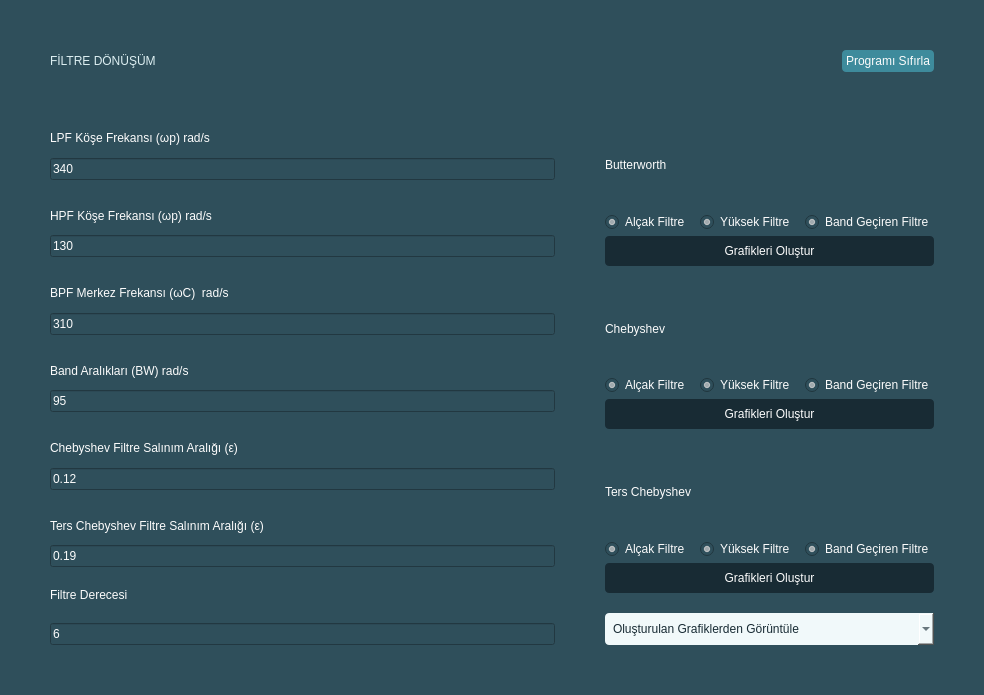
The window that mainwindow.ui (zahidayturan/filter-design-and-transformation) describes before a commit, drawn with Qt 5.
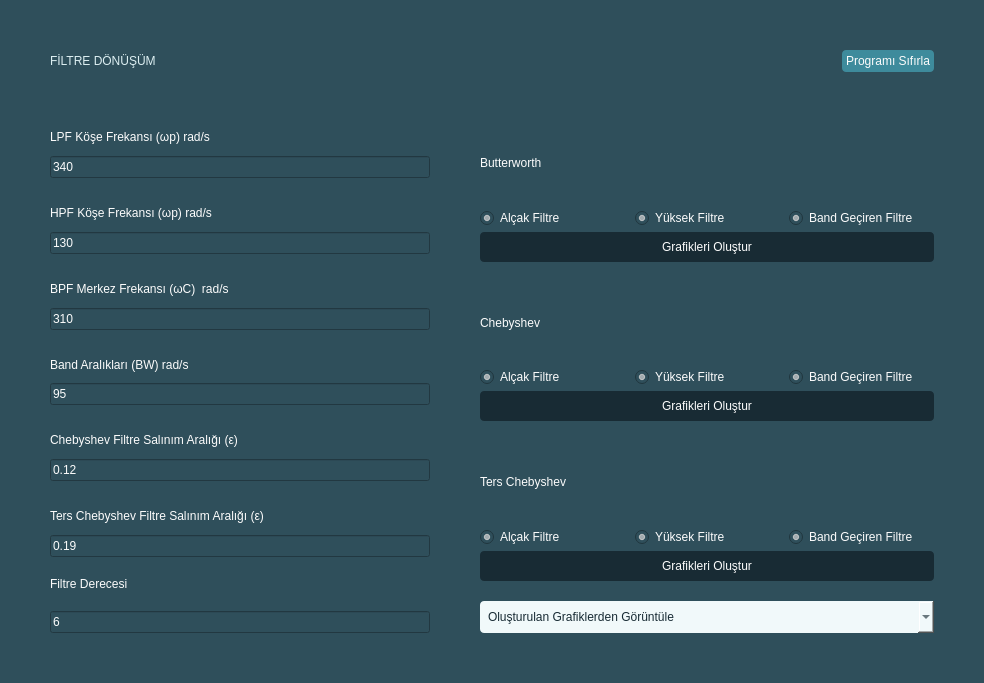
The same window after the commit.

Patch:
```diff
--- a/mainwindow.ui
+++ b/mainwindow.ui
@@ -7,7 +7,7 @@
     <x>0</x>
     <y>0</y>
     <width>984</width>
-    <height>695</height>
+    <height>683</height>
    </rect>
   </property>
   <property name="windowTitle">
@@ -129,6 +129,12 @@
             </property>
             <item>
              <widget class="QLabel" name="label_lpf">
+              <property name="maximumSize">
+               <size>
+                <width>380</width>
+                <height>16777215</height>
+               </size>
+              </property>
               <property name="text">
                <string>LPF Köşe Frekansı (ωp) rad/s</string>
               </property>
@@ -136,6 +142,12 @@
             </item>
             <item>
              <widget class="QLineEdit" name="edit_lpf">
+              <property name="maximumSize">
+               <size>
+                <width>380</width>
+                <height>16777215</height>
+               </size>
+              </property>
               <property name="autoFillBackground">
                <bool>false</bool>
               </property>
@@ -165,6 +177,12 @@
             </property>
             <item>
              <widget class="QLabel" name="label_hpf">
+              <property name="maximumSize">
+               <size>
+                <width>380</width>
+                <height>16777215</height>
+               </size>
+              </property>
               <property name="text">
                <string>HPF Köşe Frekansı (ωp) rad/s</string>
               </property>
@@ -172,6 +190,12 @@
             </item>
             <item>
              <widget class="QLineEdit" name="edit_hpf">
+              <property name="maximumSize">
+               <size>
+                <width>380</width>
+                <height>16777215</height>
+               </size>
+              </property>
               <property name="text">
                <string>130</string>
               </property>
@@ -189,6 +213,12 @@
             </property>
             <item>
              <widget class="QLabel" name="label_bpf">
+              <property name="maximumSize">
+               <size>
+                <width>380</width>
+                <height>16777215</height>
+               </size>
+              </property>
               <property name="text">
                <string>BPF Merkez Frekansı (ωC)  rad/s</string>
               </property>
@@ -196,6 +226,12 @@
             </item>
             <item>
              <widget class="QLineEdit" name="edit_bpf">
+              <property name="maximumSize">
+               <size>
+                <width>380</width>
+                <height>16777215</height>
+               </size>
+              </property>
               <property name="text">
                <string>310</string>
               </property>
@@ -213,6 +249,12 @@
             </property>
             <item>
              <widget class="QLabel" name="label_bw">
+              <property name="maximumSize">
+               <size>
+                <width>380</width>
+                <height>16777215</height>
+               </size>
+              </property>
               <property name="text">
                <string>Band Aralıkları (BW) rad/s</string>
               </property>
@@ -220,6 +262,12 @@
             </item>
             <item>
              <widget class="QLineEdit" name="edit_bw">
+              <property name="maximumSize">
+               <size>
+                <width>380</width>
+                <height>16777215</height>
+               </size>
+              </property>
               <property name="text">
                <string>95</string>
               </property>
@@ -237,6 +285,12 @@
             </property>
             <item>
              <widget class="QLabel" name="label_c">
+              <property name="maximumSize">
+               <size>
+                <width>380</width>
+                <height>16777215</height>
+               </size>
+              </property>
               <property name="text">
                <string>Chebyshev Filtre Salınım Aralığı (ε)</string>
               </property>
@@ -244,6 +298,12 @@
             </item>
             <item>
              <widget class="QLineEdit" name="edit_c">
+              <property name="maximumSize">
+               <size>
+                <width>380</width>
+                <height>16777215</height>
+               </size>
+              </property>
               <property name="text">
                <string>0.12</string>
               </property>
@@ -261,6 +321,12 @@
             </property>
             <item>
              <widget class="QLabel" name="label_i">
+              <property name="maximumSize">
+               <size>
+                <width>380</width>
+                <height>16777215</height>
+               </size>
+              </property>
               <property name="text">
                <string>Ters Chebyshev Filtre Salınım Aralığı (ε)</string>
               </property>
@@ -268,6 +334,12 @@
             </item>
             <item>
              <widget class="QLineEdit" name="line_i">
+              <property name="maximumSize">
+               <size>
+                <width>380</width>
+                <height>16777215</height>
+               </size>
+              </property>
               <property name="text">
                <string>0.19</string>
               </property>
@@ -282,6 +354,12 @@
             </property>
             <item>
              <widget class="QLabel" name="label_d">
+              <property name="maximumSize">
+               <size>
+                <width>380</width>
+                <height>16777215</height>
+               </size>
+              </property>
               <property name="text">
                <string>Filtre Derecesi</string>
               </property>
@@ -289,6 +367,12 @@
             </item>
             <item>
              <widget class="QLineEdit" name="edit_d">
+              <property name="maximumSize">
+               <size>
+                <width>380</width>
+                <height>16777215</height>
+               </size>
+              </property>
               <property name="text">
                <string>6</string>
               </property>
```
